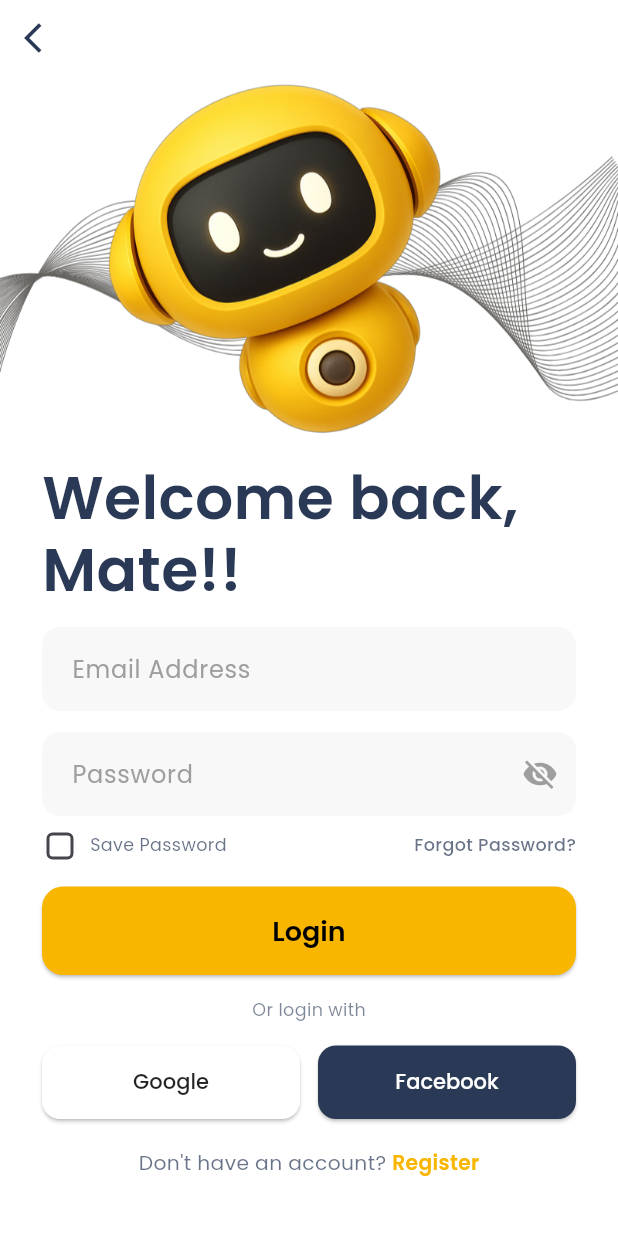
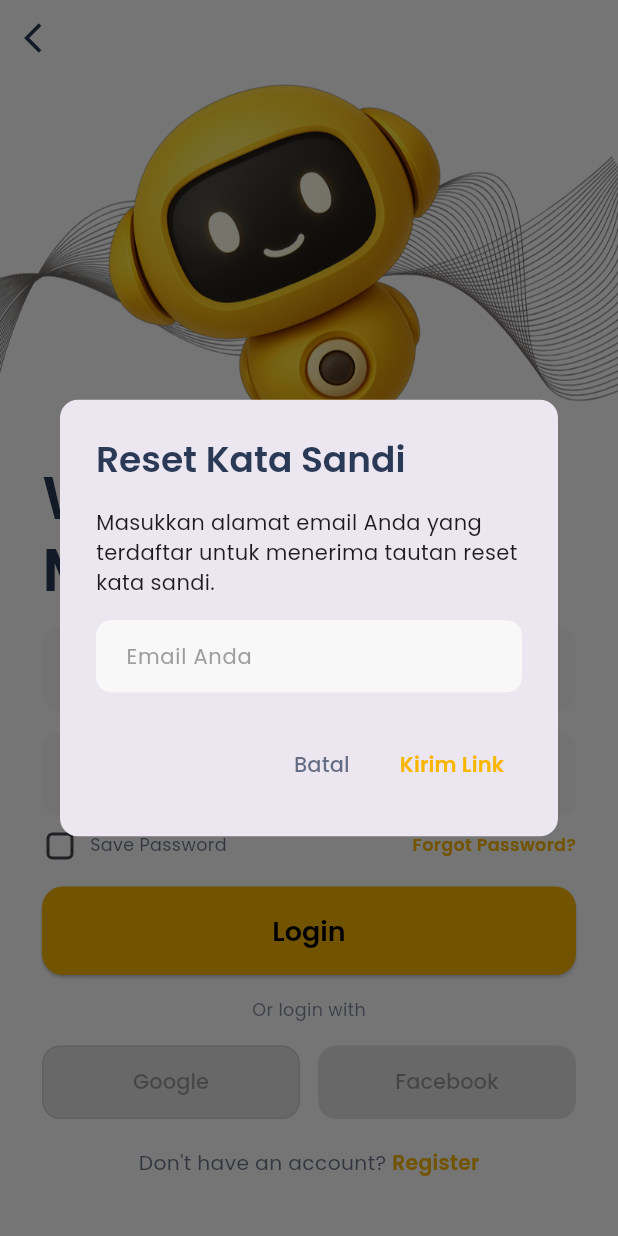
Before and after one commit to NelsonRichieRichardo/gestura, a Flutter app: the screen it shows once a user with an empty profile is signed in, item 4 of the bottom bar chosen, after a tap on "Logout", after a tap on "Forgot Password?", on a phone screen of 412 x 824 dp. Run offline on Flutter 3.47's test engine with Material 3 defaults, Android fonts, the light colour scheme and no system bars; our stand-ins replace camera, cloud_firestore, country_picker, firebase_auth, firebase_core, google_fonts and 1 more; accounts and stored records are empty.

Commit message:
add forgot password

```diff
--- a/lib/pages/login.dart
+++ b/lib/pages/login.dart
@@ -4,12 +4,13 @@ import 'package:gestura/pages/onboarding.dart';
 import 'package:google_fonts/google_fonts.dart';
 import 'package:firebase_auth/firebase_auth.dart';
 import 'package:cloud_firestore/cloud_firestore.dart';
-import 'package:shared_preferences/shared_preferences.dart'; // Import ini untuk Save Password
+import 'package:shared_preferences/shared_preferences.dart';
 
 import 'package:gestura/core/themes/app_theme.dart';
 import 'package:gestura/pages/register.dart';
 import 'package:gestura/pages/home.dart';
 import 'package:gestura/components/loading_overlay.dart';
+
 
 class LoginPage extends StatefulWidget {
   const LoginPage({super.key});
@@ -26,22 +27,25 @@ class _LoginPageState extends State<LoginPage> {
   // State untuk Save Password
   bool _rememberMe = false;
 
+  // Controller khusus untuk input email di dialog Forgot Password
+  final TextEditingController _resetEmailController = TextEditingController();
+
   @override
   void initState() {
     super.initState();
-    _loadUserCredentials(); // Cek apakah ada password yang tersimpan saat aplikasi dibuka
+    _loadUserCredentials();
   }
 
   @override
   void dispose() {
     _emailController.dispose();
     _passwordController.dispose();
+    _resetEmailController.dispose(); // Jangan lupa dispose controller baru
     super.dispose();
   }
 
   // --- LOGIKA SAVE PASSWORD ---
 
-  // 1. Memuat data dari penyimpanan lokal
   void _loadUserCredentials() async {
     try {
       SharedPreferences prefs = await SharedPreferences.getInstance();
@@ -59,7 +63,6 @@ class _LoginPageState extends State<LoginPage> {
     }
   }
 
-  // 2. Menyimpan data ke penyimpanan lokal
   Future<void> _saveUserCredentials() async {
     SharedPreferences prefs = await SharedPreferences.getInstance();
     if (_rememberMe) {
@@ -67,14 +70,135 @@ class _LoginPageState extends State<LoginPage> {
       await prefs.setString('password', _passwordController.text);
       await prefs.setBool('remember_me', true);
     } else {
-      // Jika checkbox dimatikan, hapus data
       await prefs.remove('email');
       await prefs.remove('password');
       await prefs.setBool('remember_me', false);
     }
   }
 
-  // --- LOGIKA LOGIN ---
+  // --- LOGIKA FORGOT PASSWORD ---
+
+  Future<void> _handleForgotPassword() async {
+    // 1. Tampilkan Dialog untuk Input Email
+    showDialog(
+      context: context,
+      builder: (BuildContext context) {
+        // Jika email di kolom login terisi, gunakan sebagai nilai awal
+        if (_emailController.text.isNotEmpty) {
+          _resetEmailController.text = _emailController.text.trim();
+        }
+
+        return AlertDialog(
+          shape: RoundedRectangleBorder(borderRadius: BorderRadius.circular(12)),
+          title: Text(
+            'Reset Kata Sandi',
+            style: GoogleFonts.poppins(fontWeight: bold, color: accentColor),
+          ),
+          content: Column(
+            mainAxisSize: MainAxisSize.min,
+            crossAxisAlignment: CrossAxisAlignment.start,
+            children: [
+              Text(
+                'Masukkan alamat email Anda yang terdaftar untuk menerima tautan reset kata sandi.',
+                style: GoogleFonts.poppins(fontSize: 14),
+              ),
+              const SizedBox(height: 15),
+              TextField(
+                controller: _resetEmailController,
+                keyboardType: TextInputType.emailAddress,
+                decoration: InputDecoration(
+                  hintText: "Email Anda",
+                  hintStyle: GoogleFonts.poppins(color: Colors.grey, fontSize: 14),
+                  contentPadding: const EdgeInsets.symmetric(horizontal: 16, vertical: 12),
+                  filled: true,
+                  fillColor: secondaryBackground,
+                  border: OutlineInputBorder(
+                    borderRadius: BorderRadius.circular(10),
+                    borderSide: BorderSide.none,
+                  ),
+                ),
+              ),
+            ],
+          ),
+          actions: [
+            TextButton(
+              onPressed: () {
+                Navigator.of(context).pop();
+                _resetEmailController.clear();
+              },
+              child: Text(
+                'Batal',
+                style: GoogleFonts.poppins(color: accentColor.withOpacity(0.7)),
+              ),
+            ),
+            TextButton(
+              onPressed: () {
+                Navigator.of(context).pop(); // Tutup dialog
+                _sendPasswordResetEmail(_resetEmailController.text.trim());
+              },
+              child: Text(
+                'Kirim Link',
+                style: GoogleFonts.poppins(color: primaryColor, fontWeight: bold),
+              ),
+            ),
+          ],
+        );
+      },
+    );
+  }
+
+  // 2. Fungsi untuk Mengirim Email Reset
+  Future<void> _sendPasswordResetEmail(String email) async {
+    if (email.isEmpty) {
+      ScaffoldMessenger.of(context).showSnackBar(
+        const SnackBar(content: Text('Email tidak boleh kosong.')),
+      );
+      return;
+    }
+
+    LoadingOverlay.show(context);
+
+    try {
+      await FirebaseAuth.instance.sendPasswordResetEmail(email: email);
+
+      if (!mounted) return;
+      LoadingOverlay.hide(context);
+
+      // Tampilkan notifikasi sukses (praktik terbaik keamanan)
+      ScaffoldMessenger.of(context).showSnackBar(
+        SnackBar(
+          content: Text('Jika email terdaftar, tautan reset telah dikirim. Cek inbox Anda.'),
+          backgroundColor: successColor, // Menggunakan successColor dari app_theme
+        ),
+      );
+      _resetEmailController.clear();
+    } on FirebaseAuthException catch (e) {
+      if (!mounted) return;
+      LoadingOverlay.hide(context);
+
+      String message = "Gagal mengirim tautan reset.";
+      // Menggunakan pesan generik untuk 'user-not-found' untuk keamanan
+      if (e.code == 'invalid-email') {
+        message = 'Format email tidak valid.';
+      } else if (e.code == 'user-not-found' || e.code == 'missing-email') {
+         message = 'Jika email terdaftar, tautan reset telah dikirim. Cek inbox Anda.'; // Pesan umum untuk keamanan
+      } else {
+        message = 'Terjadi kesalahan: ${e.message}';
+      }
+
+      ScaffoldMessenger.of(context).showSnackBar(
+        SnackBar(content: Text(message), backgroundColor: dangerColor), // Menggunakan dangerColor
+      );
+    } catch (e) {
+      if (!mounted) return;
+      LoadingOverlay.hide(context);
+      ScaffoldMessenger.of(context).showSnackBar(
+        SnackBar(content: Text('Terjadi kesalahan tak terduga: $e'), backgroundColor: dangerColor),
+      );
+    }
+  }
+
+  // --- LOGIKA LOGIN EMAIL/PASSWORD ---
 
   Future<void> _handleLogin() async {
     if (_emailController.text.trim().isEmpty ||
@@ -90,9 +214,9 @@ class _LoginPageState extends State<LoginPage> {
     try {
       UserCredential userCredential = await FirebaseAuth.instance
           .signInWithEmailAndPassword(
-        email: _emailController.text.trim(),
-        password: _passwordController.text.trim(),
-      );
+            email: _emailController.text.trim(),
+            password: _passwordController.text.trim(),
+          );
 
       // Simpan Password jika login berhasil dan checkbox dicentang
       await _saveUserCredentials();
@@ -116,11 +240,8 @@ class _LoginPageState extends State<LoginPage> {
 
       Navigator.pushReplacement(
         context,
-        MaterialPageRoute(
-          builder: (context) => HomePage(username: username),
-        ),
+        MaterialPageRoute(builder: (context) => HomePage(username: username)),
       );
-
     } on FirebaseAuthException catch (e) {
       if (mounted) {
         LoadingOverlay.hide(context);
@@ -137,10 +258,7 @@ class _LoginPageState extends State<LoginPage> {
         }
 
         ScaffoldMessenger.of(context).showSnackBar(
-          SnackBar(
-            content: Text(message),
-            backgroundColor: Colors.red,
-          ),
+          SnackBar(content: Text(message), backgroundColor: dangerColor),
         );
       }
     } catch (e) {
@@ -149,7 +267,7 @@ class _LoginPageState extends State<LoginPage> {
         ScaffoldMessenger.of(context).showSnackBar(
           SnackBar(
             content: Text("Error: ${e.toString()}"),
-            backgroundColor: Colors.red,
+            backgroundColor: dangerColor,
           ),
         );
       }
@@ -213,16 +331,21 @@ class _LoginPageState extends State<LoginPage> {
     );
   }
 
-  Widget _socialButton({required String label, required bool dark}) {
+  // Widget _socialButton diubah agar tidak lagi memerlukan parameter onPressed
+  Widget _socialButton({
+    required String label,
+    required bool dark,
+  }) {
     return ElevatedButton(
-      onPressed: () {},
+      onPressed: null, // Tombol dinonaktifkan
       style: ElevatedButton.styleFrom(
-        backgroundColor: dark ? accentColor : Colors.white,
-        foregroundColor: dark ? Colors.white : Colors.black87,
+        backgroundColor: dark ? accentColor : backgroundColor,
+        foregroundColor: dark ? backgroundColor : blackColor,
         elevation: 1,
         padding: const EdgeInsets.symmetric(vertical: 14),
         shape: RoundedRectangleBorder(borderRadius: BorderRadius.circular(12)),
         textStyle: GoogleFonts.poppins(fontSize: 14, fontWeight: medium),
+        side: dark ? null : BorderSide(color: greyColor.withOpacity(0.5), width: 1), // Border untuk tombol putih
       ),
       child: Text(label),
     );
@@ -264,7 +387,6 @@ class _LoginPageState extends State<LoginPage> {
                     ),
                   ),
                 ),
-
                 Expanded(
                   flex: 6,
                   child: SingleChildScrollView(
@@ -279,7 +401,9 @@ class _LoginPageState extends State<LoginPage> {
                           Text(
                             "Welcome back,\nMate!!",
                             style: GoogleFonts.poppins(
-                              fontSize: isLarge ? 40 : responsiveFont(context, 36),
+                              fontSize: isLarge
+                                  ? 40
+                                  : responsiveFont(context, 36),
                               fontWeight: bold,
                               color: accentColor,
                               height: 1.2,
@@ -312,7 +436,9 @@ class _LoginPageState extends State<LoginPage> {
                                     child: Checkbox(
                                       value: _rememberMe,
                                       activeColor: primaryColor,
-                                      shape: RoundedRectangleBorder(borderRadius: BorderRadius.circular(4)),
+                                      shape: RoundedRectangleBorder(
+                                        borderRadius: BorderRadius.circular(4),
+                                      ),
                                       onChanged: (value) {
                                         setState(() {
                                           _rememberMe = value!;
@@ -324,24 +450,28 @@ class _LoginPageState extends State<LoginPage> {
                                   Text(
                                     "Save Password",
                                     style: GoogleFonts.poppins(
-                                      fontSize: responsiveFont(context, 13), // Ukuran Font Save Password
+                                      fontSize: responsiveFont(
+                                        context,
+                                        13,
+                                      ), // Ukuran Font Save Password
                                       color: accentColor.withOpacity(0.7),
                                     ),
                                   ),
                                 ],
                               ),
 
-                              // Forgot Password (Kanan)
+                              // Forgot Password (Kanan) -> Tautan yang dimodifikasi
                               GestureDetector(
-                                onTap: () {
-                                  // Logika Forgot Password di sini
-                                },
+                                onTap: _handleForgotPassword, // Panggil fungsi reset password
                                 child: Text(
                                   "Forgot Password?",
                                   style: GoogleFonts.poppins(
-                                    fontSize: responsiveFont(context, 13), // EDIT: Font dibesarkan (11 -> 13)
-                                    color: accentColor.withOpacity(0.7),
-                                    fontWeight: FontWeight.w500,
+                                    fontSize: responsiveFont(
+                                      context,
+                                      13,
+                                    ),
+                                    color: primaryColor, // Ubah warna agar lebih menonjol
+                                    fontWeight: FontWeight.w600,
                                   ),
                                 ),
                               ),
@@ -356,7 +486,10 @@ class _LoginPageState extends State<LoginPage> {
                             child: Text(
                               "Or login with",
                               style: GoogleFonts.poppins(
-                                fontSize: responsiveFont(context, 13), // EDIT: Font dibesarkan (11 -> 13)
+                                fontSize: responsiveFont(
+                                  context,
+                                  13,
+                                ),
                                 color: accentColor.withOpacity(0.6),
                               ),
                             ),
@@ -385,14 +518,20 @@ class _LoginPageState extends State<LoginPage> {
                               TextSpan(
                                 text: "Don't have an account? ",
                                 style: GoogleFonts.poppins(
-                                  fontSize: responsiveFont(context, 15), // EDIT: Font dibesarkan (13 -> 15)
+                                  fontSize: responsiveFont(
+                                    context,
+                                    15,
+                                  ),
                                   color: accentColor.withOpacity(0.7),
                                 ),
                                 children: [
                                   TextSpan(
                                     text: "Register",
                                     style: GoogleFonts.poppins(
-                                      fontSize: responsiveFont(context, 15), // EDIT: Font dibesarkan (13 -> 15)
+                                      fontSize: responsiveFont(
+                                        context,
+                                        15,
+                                      ),
                                       fontWeight: bold,
                                       color: primaryColor,
                                     ),
@@ -401,7 +540,8 @@ class _LoginPageState extends State<LoginPage> {
                                         Navigator.push(
                                           context,
                                           MaterialPageRoute(
-                                            builder: (context) => const RegisterPage(),
+                                            builder: (context) =>
+                                                const RegisterPage(),
                                           ),
                                         );
                                       },
```
Also changed, not shown: lib/pages/forgot_password.dart (added), pubspec.lock.
